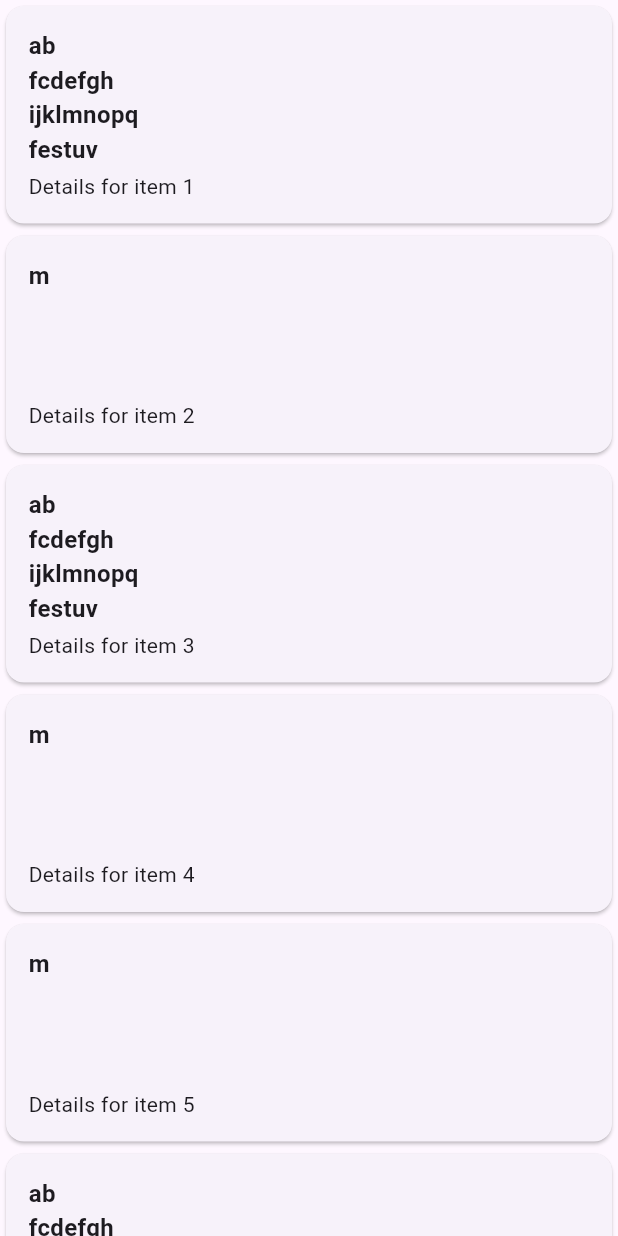
After one commit to AmosPeterAlex/test_mlprm, a Flutter app: the UniformCard screen opened directly, on a phone screen of 412 x 824 dp. The commit adds this screen. Run offline on Flutter 3.47's test engine with Material 3 defaults, Android fonts, the phone set to English and light mode, and no system bars; our stand-ins replace dio, get, go_router, shared_preferences, url_strategy; accounts and stored records are empty; network calls fail.

Commit message:
studying render object

```diff
--- /dev/null
+++ b/lib/utils/self_study/card_widget_study.dart
@@ -0,0 +1,97 @@
+import 'dart:math';
+import 'package:flutter/material.dart';
+
+void main() {
+  runApp(MaterialApp(
+    home: UniformCard(data: const [
+      "ab\nfcdefgh\nijklmnopq\nfestuv\nfwxyz",
+      "m",
+      "ab\nfcdefgh\nijklmnopq\nfestuv\nfwxyz",
+      "m",
+      "m",
+      "ab\nfcdefgh\nijklmnopq\nfestuv\nfwxyz",
+      "abcde\nfghijklm/nnwxyz",
+      "abcd\nfefghij\nfklmno\nfpqestuvwxyz",
+      "abcde\nfghijklm\nfnopqes\ntuvwxyz",
+      "abcdvwxyz",
+      "m",
+      "m",
+      "ab\nfcdefgh\nijklmnopq\nfestuv\nfwxyz",
+      "m",
+      "m",
+      "abjklm/nnopqestuvwxyz",
+      "abcdefqestuvwxyz",
+      "m",
+      "m",
+      "abcd\ntuvwxyz",
+      "abcdefgh\nijklmstuvwxyz",
+      "m",
+      "m",
+      "abcde\nfghijklmnopqes\ntuvwxyz"
+    ]),
+  ));
+}
+
+class UniformCard extends StatelessWidget {
+  final List<String> data;
+
+  UniformCard({required this.data});
+
+  @override
+  Widget build(BuildContext context) {
+    final maxHeight = calculateMaxCardHeight(data);
+
+    return Scaffold(
+      body: ListView.builder(
+        itemCount: data.length,
+        itemBuilder: (context, index) {
+          return Card(
+            child: Container(
+              height: maxHeight+50,
+              padding: EdgeInsets.all(15),
+              child: Column(
+                crossAxisAlignment: CrossAxisAlignment.start,
+                children: [
+                  Expanded(
+                    child: Text(
+                      data[index],
+                      style: TextStyle(
+                        fontSize: 16,
+                        fontWeight: FontWeight.bold,
+                      ),
+                    ),
+                  ),
+                  SizedBox(height: 5),
+                  Text(
+                    'Details for item ${index + 1}',
+                    style: TextStyle(
+                      fontSize: 14,
+                    ),
+                  ),
+                ],
+              ),
+            ),
+          );
+        },
+      ),
+    );
+  }
+}
+
+double calculateMaxCardHeight(List<String> data) {
+  double maxHeight = 0;
+  final textPainter = TextPainter(
+    textDirection: TextDirection.ltr,
+  );
+
+  for (var item in data) {
+    textPainter.text = TextSpan(
+      text: item,
+      style: TextStyle(fontSize: 16),
+    );
+    textPainter.layout(maxWidth: 600);
+    maxHeight = max(maxHeight, textPainter.height);
+  }
+
+  return maxHeight;
+}
```
Also changed, not shown: lib/screen/home/responsive/lap_home.dart (+20 -1 lines).
